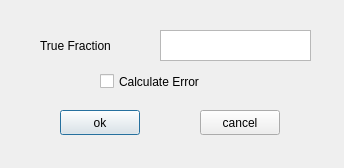
Old version of the form pept_gui/ui/pept_ml.ui in the repository dwerner95/pept-GUI.
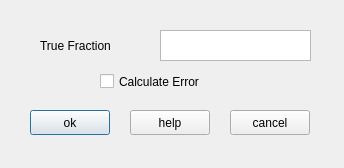
New version of the form.

Commit message: Update gitignore, Help button, Sample size bugfix

The edit to the form file:
```diff
--- a/pept_gui/ui/pept_ml.ui
+++ b/pept_gui/ui/pept_ml.ui
@@ -16,7 +16,7 @@
   <widget class="QPushButton" name="ok_button">
    <property name="geometry">
     <rect>
-     <x>60</x>
+     <x>30</x>
      <y>110</y>
      <width>80</width>
      <height>25</height>
@@ -29,7 +29,7 @@
   <widget class="QPushButton" name="cancel_button">
    <property name="geometry">
     <rect>
-     <x>200</x>
+     <x>230</x>
      <y>110</y>
      <width>80</width>
      <height>25</height>
@@ -75,6 +75,19 @@
     <string>Calculate Error</string>
    </property>
   </widget>
+  <widget class="QPushButton" name="help_button">
+   <property name="geometry">
+    <rect>
+     <x>130</x>
+     <y>110</y>
+     <width>80</width>
+     <height>25</height>
+    </rect>
+   </property>
+   <property name="text">
+    <string>help</string>
+   </property>
+  </widget>
  </widget>
  <resources/>
  <connections/>
```
The commit also changes 3 other files.
